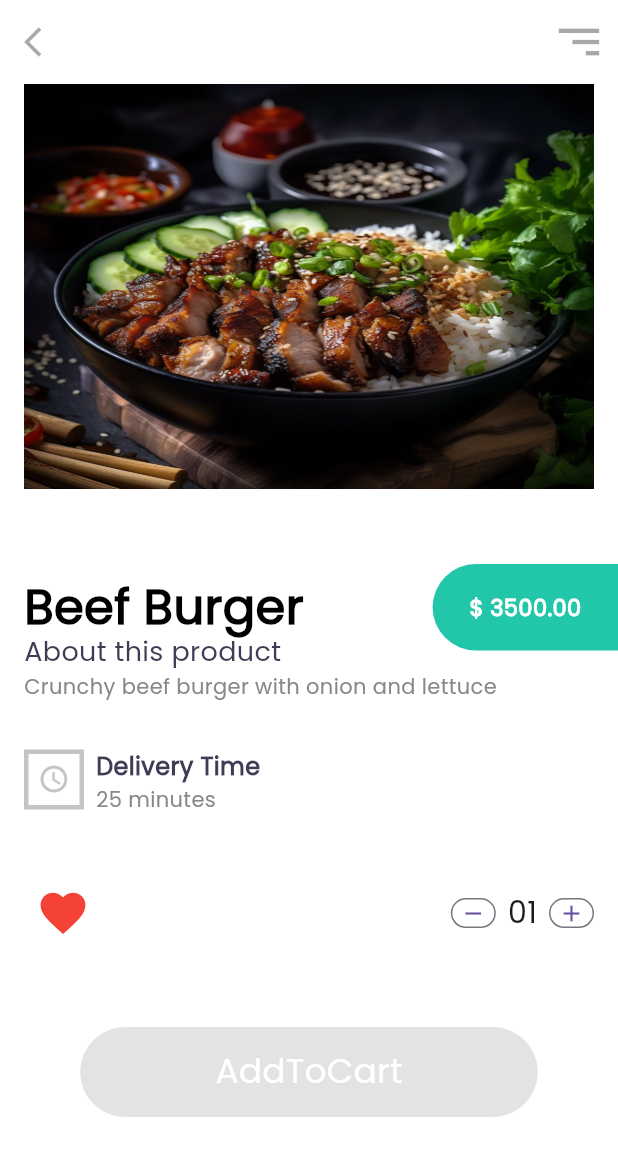
After one commit to MohamedAshrafMadkour/food-app, a Flutter app: the DetailsView screen opened by its route, on a phone screen of 412 x 824 dp. The commit adds this screen. Shown: the top 1156 px of the screen. Run offline on Flutter 3.47's test engine with Material 3 defaults, Android fonts, the phone set to English and light mode, and no system bars; our stand-ins replace bloc, firebase_auth, firebase_core, flutter_bloc, font_awesome_flutter, go_router; accounts and stored records are empty.

Commit message:
create details view

```diff
--- /dev/null
+++ b/lib/core/constant/lists.dart
@@ -0,0 +1 @@
+List<String> kMainMeals = ['breakfast', 'launch', 'dinner'];
--- a/lib/core/utils/navigation.dart
+++ b/lib/core/utils/navigation.dart
@@ -3,7 +3,11 @@ import 'package:food_app/feature/auth/login_and_register_view/presentation/view/
 import 'package:food_app/feature/auth/login_and_register_view/presentation/view/login_and_register_view.dart';
 import 'package:food_app/feature/auth/login_and_register_view/presentation/view/login_view.dart';
 import 'package:food_app/feature/auth/login_and_register_view/presentation/view/register_view.dart';
+import 'package:food_app/feature/home/presentation/view/details_view.dart';
 import 'package:food_app/feature/home/presentation/view/home_view.dart';
+import 'package:food_app/feature/pop_up/presentation/view/breakfast_view.dart';
+import 'package:food_app/feature/pop_up/presentation/view/dinner_view.dart';
+import 'package:food_app/feature/pop_up/presentation/view/launch_view.dart';
 import 'package:food_app/feature/splash/presentation/view/splash_view.dart';
 import 'package:go_router/go_router.dart';
 
@@ -11,8 +15,12 @@ abstract class RouterNavigation {
   static const kSplashView = '/';
   static const kRegisterView = '/registerView';
   static const kHomeView = '/homeView';
+  static const kDetailsView = '/detailsView';
   static const kCompleteRegisterView = '/completeRegisterView';
   static const kLoginView = '/loginView';
+  static const kBreakfastView = '/BreakfastView';
+  static const kLaunchView = '/launchView';
+  static const kDinnerView = '/DinnerView';
   static const kLoginAndRegisterView = '/loginAndRegisterView';
   static final GoRouter router = GoRouter(
     routes: <RouteBase>[
@@ -20,6 +28,36 @@ abstract class RouterNavigation {
         path: kSplashView,
         builder: (BuildContext context, GoRouterState state) {
           return const SplashView();
+        },
+      ),
+      GoRoute(
+        path: kSplashView,
+        builder: (BuildContext context, GoRouterState state) {
+          return const SplashView();
+        },
+      ),
+      GoRoute(
+        path: kDetailsView,
+        builder: (BuildContext context, GoRouterState state) {
+          return const DetailsView();
+        },
+      ),
+      GoRoute(
+        path: kBreakfastView,
+        builder: (BuildContext context, GoRouterState state) {
+          return const BreakfastView();
+        },
+      ),
+      GoRoute(
+        path: kLaunchView,
+        builder: (BuildContext context, GoRouterState state) {
+          return const LaunchView();
+        },
+      ),
+      GoRoute(
+        path: kDinnerView,
+        builder: (BuildContext context, GoRouterState state) {
+          return const DinnerView();
         },
       ),
       GoRoute(
--- a/lib/core/utils/styles.dart
+++ b/lib/core/utils/styles.dart
@@ -4,6 +4,11 @@ abstract class Styles {
   static const TextStyle textExtraBold33 = TextStyle(
     fontSize: 33,
     fontWeight: FontWeight.w800,
+    color: Color(0xffFFFFFF),
+  );
+  static const TextStyle textBold32 = TextStyle(
+    fontSize: 32,
+    fontWeight: FontWeight.bold,
     color: Color(0xffFFFFFF),
   );
   static const TextStyle textLight13 = TextStyle(
@@ -57,6 +62,11 @@ abstract class Styles {
     fontWeight: FontWeight.w600,
     color: Color(0xff454745),
   );
+  static const TextStyle textSemiBold16 = TextStyle(
+    fontSize: 16,
+    fontWeight: FontWeight.w600,
+    color: Color(0xff3F3D56),
+  );
   static const TextStyle textRegular25 = TextStyle(
     fontSize: 25,
     fontWeight: FontWeight.w400,
@@ -66,6 +76,11 @@ abstract class Styles {
     fontSize: 23,
     fontWeight: FontWeight.w400,
     color: Color(0xffFFFFFF),
+  );
+  static const TextStyle textRegular14 = TextStyle(
+    fontSize: 14,
+    fontWeight: FontWeight.w400,
+    color: Color(0xff888888),
   );
   static const TextStyle textBold30 = TextStyle(
     fontSize: 30,
@@ -77,4 +92,9 @@ abstract class Styles {
     fontWeight: FontWeight.w500,
     color: Color(0xff666161),
   );
+  static const TextStyle textMedium18 = TextStyle(
+    fontSize: 18,
+    fontWeight: FontWeight.w500,
+    color: Color(0xff3F3D56),
+  );
 }
--- /dev/null
+++ b/lib/core/widget/custom_end_icon.dart
@@ -0,0 +1,30 @@
+import 'package:flutter/material.dart';
+import 'package:food_app/core/utils/colors.dart';
+import 'package:go_router/go_router.dart';
+
+class CustomBorderIcon extends StatelessWidget {
+  const CustomBorderIcon({super.key, required this.icon, this.color});
+  final IconData icon;
+  final Color? color;
+  @override
+  Widget build(BuildContext context) {
+    return Container(
+      height: 40,
+      width: 40,
+      decoration: ShapeDecoration(
+        shape: RoundedRectangleBorder(
+          side: BorderSide(color: color ?? AppColors.activeIconColor, width: 3),
+        ),
+      ),
+      child: FittedBox(
+        fit: BoxFit.fill,
+        child: IconButton(
+          onPressed: () {
+            GoRouter.of(context).pop();
+          },
+          icon: Icon(icon, size: 30, color: color ?? AppColors.activeIconColor),
+        ),
+      ),
+    );
+  }
+}
--- /dev/null
+++ b/lib/feature/home/presentation/view/details_view.dart
@@ -0,0 +1,28 @@
+import 'package:flutter/material.dart';
+import 'package:food_app/core/widget/custom_icon.dart';
+import 'package:food_app/feature/home/presentation/view/widgets/details_view_body.dart';
+
+class DetailsView extends StatelessWidget {
+  const DetailsView({super.key});
+
+  @override
+  Widget build(BuildContext context) {
+    return Scaffold(
+      backgroundColor: Colors.white,
+      appBar: AppBar(
+        scrolledUnderElevation: 0,
+        elevation: 0,
+        backgroundColor: Colors.transparent,
+        leading: const CustomIcon(icon: Icons.arrow_back_ios, size: 24),
+        actions: [
+          Transform(
+            alignment: Alignment.center,
+            transform: Matrix4.rotationY(3.1416),
+            child: const CustomIcon(icon: Icons.sort, size: 36),
+          ),
+        ],
+      ),
+      body: const DetailsViewBody(),
+    );
+  }
+}
--- /dev/null
+++ b/lib/feature/home/presentation/view/widgets/counter.dart
@@ -0,0 +1,45 @@
+import 'package:flutter/material.dart';
+import 'package:food_app/feature/home/presentation/view/widgets/counter_icon.dart';
+
+class CustomCounter extends StatefulWidget {
+  const CustomCounter({super.key});
+
+  @override
+  State<CustomCounter> createState() => _CustomCounterState();
+}
+
+class _CustomCounterState extends State<CustomCounter> {
+  int numOfProduct = 1;
+  @override
+  Widget build(BuildContext context) {
+    return Row(
+      children: [
+        IconButtonWidget(
+          icon: Icons.remove,
+          onPressed: () {
+            setState(() {
+              if (numOfProduct > 1) {
+                numOfProduct--;
+              }
+            });
+          },
+        ),
+        Padding(
+          padding: const EdgeInsets.symmetric(horizontal: 8),
+          child: Text(
+            numOfProduct.toString().padLeft(2, '0'),
+            style: TextStyle(fontSize: 20),
+          ),
+        ),
+        IconButtonWidget(
+          icon: Icons.add,
+          onPressed: () {
+            setState(() {
+              numOfProduct++;
+            });
+          },
+        ),
+      ],
+    );
+  }
+}
--- /dev/null
+++ b/lib/feature/home/presentation/view/widgets/counter_icon.dart
@@ -0,0 +1,26 @@
+import 'package:flutter/material.dart';
+
+class IconButtonWidget extends StatelessWidget {
+  const IconButtonWidget({
+    super.key,
+    required this.icon,
+    required this.onPressed,
+  });
+  final IconData icon;
+  final void Function() onPressed;
+  @override
+  Widget build(BuildContext context) {
+    return SizedBox(
+      height: 20,
+      width: 30,
+      child: OutlinedButton(
+        style: OutlinedButton.styleFrom(
+          padding: EdgeInsets.zero,
+          alignment: Alignment.center,
+        ),
+        onPressed: onPressed,
+        child: Center(child: Icon(icon)),
+      ),
+    );
+  }
+}
--- /dev/null
+++ b/lib/feature/home/presentation/view/widgets/details_view_body.dart
@@ -0,0 +1,158 @@
+import 'package:flutter/material.dart';
+import 'package:food_app/core/constant/color_constant.dart';
+import 'package:food_app/core/utils/app_images.dart';
+import 'package:food_app/core/utils/styles.dart';
+import 'package:food_app/core/widget/custom_end_icon.dart';
+import 'package:food_app/core/widget/custom_icon.dart';
+import 'package:food_app/feature/auth/login_and_register_view/presentation/view/widgets/custom_button.dart';
+import 'package:food_app/feature/home/presentation/view/widgets/counter.dart';
+
+class DetailsViewBody extends StatelessWidget {
+  const DetailsViewBody({super.key});
+
+  @override
+  Widget build(BuildContext context) {
+    return const SafeArea(
+      child: Column(
+        crossAxisAlignment: CrossAxisAlignment.start,
+        children: [
+          Padding(
+            padding: EdgeInsets.symmetric(horizontal: 16),
+            child: CustomDetailsImage(),
+          ),
+          SizedBox(height: 50),
+          CustomDetailsDataRow(),
+          CustomDetailsDescription(),
+          SizedBox(height: 20),
+          CustomDetailsTime(),
+          SizedBox(height: 40),
+          Padding(
+            padding: EdgeInsets.symmetric(horizontal: 16),
+            child: Row(
+              mainAxisAlignment: MainAxisAlignment.spaceBetween,
+              children: [
+                CustomIcon(icon: Icons.favorite, color: Colors.red, size: 36),
+                CustomCounter(),
+              ],
+            ),
+          ),
+          SizedBox(height: 50),
+          Center(child: CustomButton(text: 'AddToCart')),
+        ],
+      ),
+    );
+  }
+}
+
+class CustomDetailsImage extends StatelessWidget {
+  const CustomDetailsImage({super.key});
+
+  @override
+  Widget build(BuildContext context) {
+    return AspectRatio(
+      aspectRatio: 3.8 / 2.7,
+      child: ClipRRect(
+        child: Image.asset(Assets.imagesFirst, fit: BoxFit.fill),
+      ),
+    );
+  }
+}
+
+class CustomDetailsTime extends StatelessWidget {
+  const CustomDetailsTime({super.key});
+
+  @override
+  Widget build(BuildContext context) {
+    return const Padding(
+      padding: EdgeInsets.only(left: 16),
+      child: Row(
+        crossAxisAlignment: CrossAxisAlignment.start,
+        children: [
+          CustomBorderIcon(icon: Icons.schedule, color: Color(0xffC4C4C4)),
+          SizedBox(width: 8),
+          Column(
+            crossAxisAlignment: CrossAxisAlignment.start,
+            children: [
+              Text('Delivery Time', style: Styles.textSemiBold16),
+              Text('25 minutes', style: Styles.textRegular14),
+            ],
+          ),
+        ],
+      ),
+    );
+  }
+}
+
+class CustomDetailsDescription extends StatelessWidget {
+  const CustomDetailsDescription({super.key});
+
+  @override
+  Widget build(BuildContext context) {
+    return Transform.translate(
+      offset: const Offset(0, -12),
+      child: const Padding(
+        padding: EdgeInsets.only(left: 16),
+        child: Column(
+          crossAxisAlignment: CrossAxisAlignment.start,
+          children: [
+            Text('About this product', style: Styles.textMedium18),
+            Text(
+              'Crunchy beef burger with onion and lettuce',
+              overflow: TextOverflow.ellipsis,
+              maxLines: 3,
+              style: Styles.textRegular14,
+            ),
+          ],
+        ),
+      ),
+    );
+  }
+}
+
+class CustomDetailsDataRow extends StatelessWidget {
+  const CustomDetailsDataRow({super.key});
+
+  @override
+  Widget build(BuildContext context) {
+    return Row(
+      mainAxisAlignment: MainAxisAlignment.spaceBetween,
+      children: [
+        Padding(
+          padding: const EdgeInsets.only(left: 16),
+          child: Text(
+            'Beef Burger',
+            style: Styles.textBold32.copyWith(color: Colors.black),
+          ),
+        ),
+        const CustomDetailsPriceContainer(),
+      ],
+    );
+  }
+}
+
+class CustomDetailsPriceContainer extends StatelessWidget {
+  const CustomDetailsPriceContainer({super.key});
+
+  @override
+  Widget build(BuildContext context) {
+    return Container(
+      width: MediaQuery.sizeOf(context).width * .3,
+      height: MediaQuery.sizeOf(context).height * .07,
+      decoration: const ShapeDecoration(
+        color: kAuthColor,
+        shape: RoundedRectangleBorder(
+          borderRadius: BorderRadius.only(
+            bottomLeft: Radius.circular(32),
+            topLeft: Radius.circular(32),
+          ),
+        ),
+      ),
+      child: Center(
+        child: Text(
+          r'$ 3500.00',
+          style: Styles.textSemiBold15.copyWith(color: Colors.white),
+        ),
+      ),
+    );
+  }
+}
--- a/lib/feature/home/presentation/view/widgets/home_view_body.dart
+++ b/lib/feature/home/presentation/view/widgets/home_view_body.dart
@@ -1,6 +1,4 @@
 import 'package:flutter/material.dart';
-import 'package:food_app/core/constant/color_constant.dart';
-import 'package:food_app/core/utils/styles.dart';
 import 'package:food_app/feature/home/presentation/view/widgets/custom_home_view_body_header.dart';
 import 'package:food_app/feature/home/presentation/view/widgets/custom_home_view_header_row.dart';
 import 'package:food_app/feature/home/presentation/view/widgets/custom_sell_button.dart';
```
Also changed, not shown: lib/core/helper/show_dialog.dart (added, +48 -0 lines), lib/feature/home/presentation/view/widgets/custom_home_view_header_row.dart (+28 -4 lines), lib/feature/home/presentation/view/widgets/home_item_food.dart (+12 -3 lines), lib/feature/pop_up/presentation/view/breakfast_view.dart (added, +24 -0 lines), lib/feature/pop_up/presentation/view/dinner_view.dart (added, +24 -0 lines), lib/feature/pop_up/presentation/view/launch_view.dart (added, +24 -0 lines).
